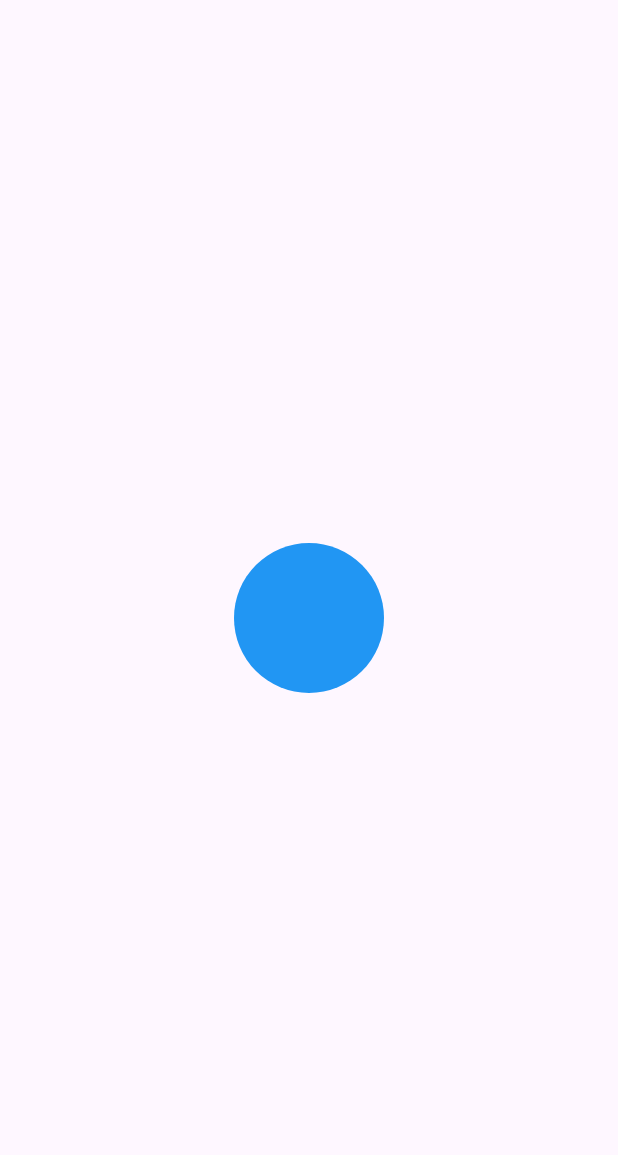
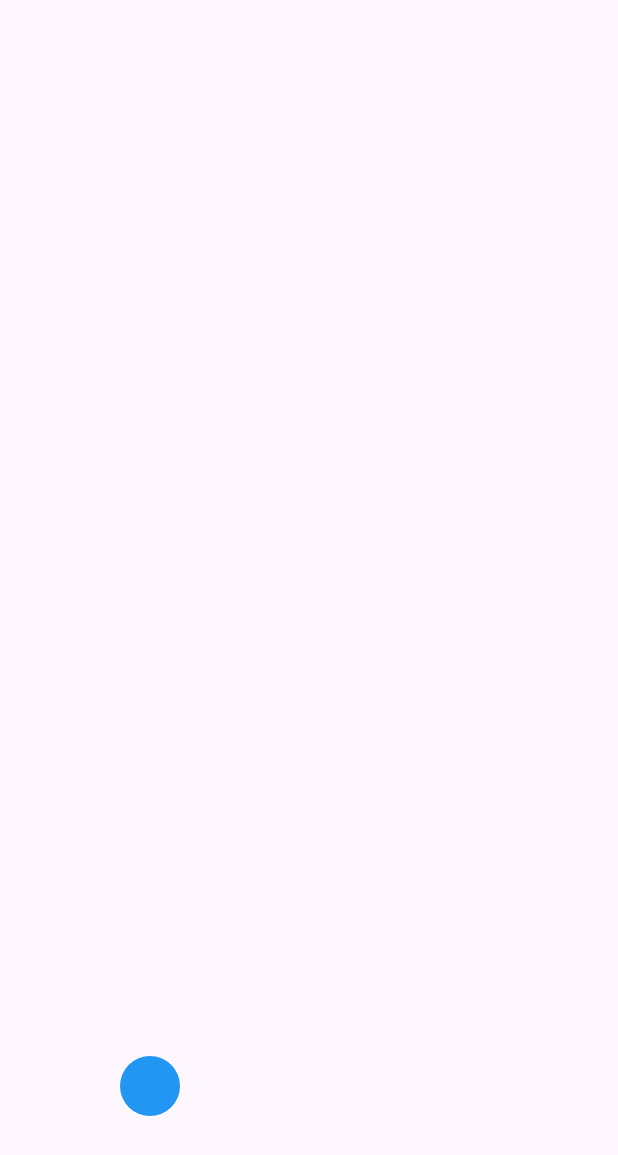
Before and after one commit to dwaipayan7/animations_practice, a Flutter app: the screen it shows after launch, on a phone screen of 412 x 824 dp. Shown: the top 1155 px of the screen. Run offline on Flutter 3.47's test engine with Material 3 defaults, Android fonts, the phone set to English and light mode, and no system bars.

Commit message:
feat: Implement bouncing ball animation using CustomPainter
This commit introduces a bouncing ball animation using Flutter's `CustomPainter`.
The ball smoothly moves up and down, creating a bouncing effect.

Changes:
- Created `BouncingBallAnimation` widget:
    - Uses `AnimationController` to manage the animation.
    - Uses `Tween` to control the animation values.
    - Implements `CustomPaint` to draw the bouncing ball.
    - Implemented `BouncingBallPainter` to draw the bouncing ball.
    - Uses `AnimationStatusListener` to know when the animation is completed or dismissed.
- Updated `main.dart`:
    - Changed the home widget to `BouncingBallAnimation`.
- Updated `SplashAnimation` widget:
    - Removed comment related to custom page route.
    - Removed unnecessary comment in listener.
- Added a new file `bouncing_ball_animation.dart`.

```diff
--- /dev/null
+++ b/lib/custom_painter_animation/bouncing_ball_animation.dart
@@ -0,0 +1,75 @@
+import 'package:flutter/material.dart';
+
+class BouncingBallAnimation extends StatefulWidget {
+  const BouncingBallAnimation({super.key});
+
+  @override
+  State<BouncingBallAnimation> createState() => _BouncingBallAnimationState();
+}
+
+class _BouncingBallAnimationState extends State<BouncingBallAnimation>
+    with SingleTickerProviderStateMixin {
+  late AnimationController controller;
+  late Animation<double> animation;
+
+  @override
+  void initState() {
+    super.initState();
+    controller = AnimationController(vsync: this, duration: Duration(seconds: 1));
+    animation = Tween<double>(begin: 0, end: 1).animate(controller);
+
+    animation.addStatusListener((status){
+      if(status == AnimationStatus.completed){
+        controller.reverse();
+      }else if(status == AnimationStatus.dismissed){
+        controller.forward();
+      }
+    });
+
+    controller.forward();
+  }
+
+  @override
+  Widget build(BuildContext context) {
+    return Scaffold(
+      body: SafeArea(
+        child: Column(
+          mainAxisAlignment: MainAxisAlignment.end,
+          children: [
+            AnimatedBuilder(
+              animation: animation,
+              builder: (context, child) => CustomPaint(
+                size: Size(200, 200),
+                painter: BouncingBallPainter(
+                   animation.value,
+                ),
+              ),
+            ),
+          ],
+        ),
+      ),
+    );
+  }
+}
+
+class BouncingBallPainter extends CustomPainter {
+  final double animationValue;
+
+  BouncingBallPainter(this.animationValue){
+   print(animationValue);
+  }
+
+  @override
+  void paint(Canvas canvas, Size size) {
+    canvas.drawCircle(
+      Offset(size.width / 2, size.height - (size.height * animationValue)),
+      20,
+      Paint()..color = Colors.blue,
+    );
+  }
+
+  @override
+  bool shouldRepaint(covariant CustomPainter oldDelegate) {
+    return true;
+  }
+}
--- a/lib/main.dart
+++ b/lib/main.dart
@@ -2,6 +2,7 @@ import 'package:flutter/material.dart';
 import 'package:untitled/explicit_animations/loading_animation.dart';
 import 'package:untitled/page_route_builder/splash_animation.dart';
 
+import 'custom_painter_animation/bouncing_ball_animation.dart';
 import 'explicit_animations/list_animations.dart';
 import 'explicit_animations/login_animations.dart';
 import 'implicit_examples/animated_color_palette.dart';
@@ -30,7 +31,7 @@ class MyApp extends StatelessWidget {
       //   progress: 0.65,
       //   color: Colors.blue,
       // ),
-      home: SplashAnimation(),
+      home: BouncingBallAnimation(),
     );
   }
 }
--- a/lib/page_route_builder/splash_animation.dart
+++ b/lib/page_route_builder/splash_animation.dart
@@ -25,7 +25,6 @@ class _SplashAnimationState extends State<SplashAnimation>
 
     controller.addListener(() {
       if (controller.isCompleted) {
-        // ✅ Properly using MyCustomRouteTransition
         Navigator.push(
           context,
           MyCustomRouteTransition(route: const Destination()),
@@ -65,7 +64,7 @@ class _SplashAnimationState extends State<SplashAnimation>
   }
 }
 
-// ✅ Custom Page Route with Slide Transition
+
 class MyCustomRouteTransition extends PageRouteBuilder {
   final Widget route;
 
```
